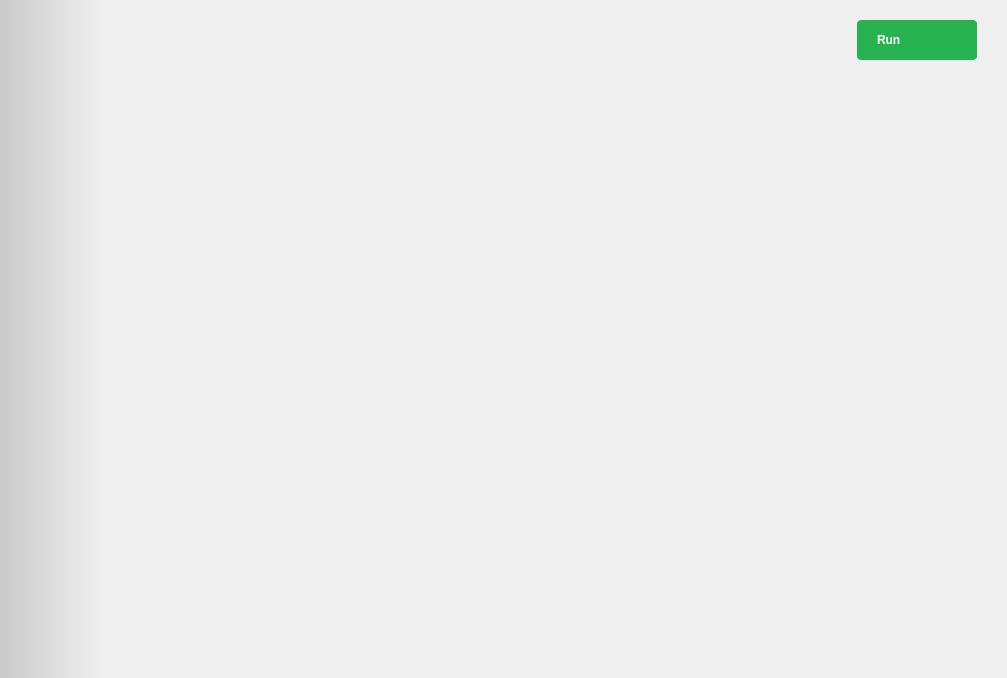
Before: the Qt Designer form ui/digitalio.ui in analogdevicesinc/scopy, drawn with Qt 5.
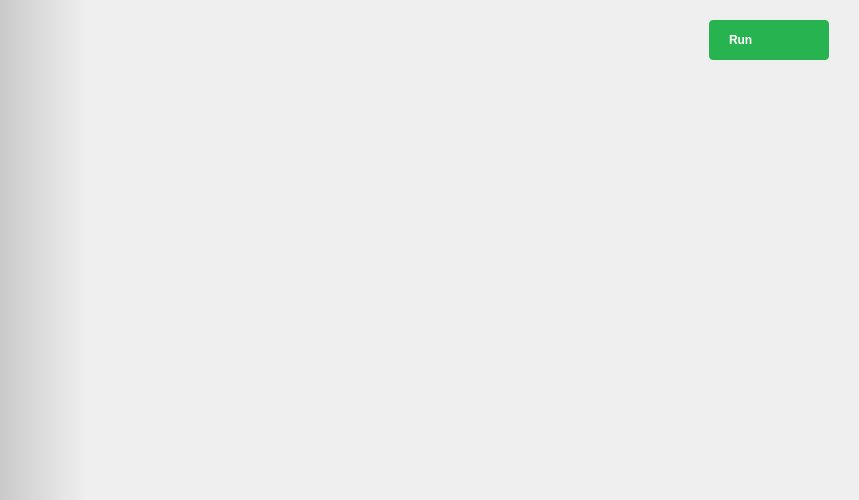
After: the same form once the commit is applied. Icons and pictures are not drawn. Custom widgets are drawn as their Qt base class.

Commit message: DigitalIO: fixed widget size when instrument is detached

```diff
--- a/ui/digitalio.ui
+++ b/ui/digitalio.ui
@@ -6,16 +6,22 @@
    <rect>
     <x>0</x>
     <y>0</y>
-    <width>1007</width>
-    <height>678</height>
+    <width>859</width>
+    <height>500</height>
    </rect>
   </property>
   <property name="sizePolicy">
-   <sizepolicy hsizetype="Preferred" vsizetype="Preferred">
+   <sizepolicy hsizetype="Preferred" vsizetype="Maximum">
     <horstretch>0</horstretch>
     <verstretch>0</verstretch>
    </sizepolicy>
   </property>
+  <property name="minimumSize">
+   <size>
+    <width>0</width>
+    <height>500</height>
+   </size>
+  </property>
   <property name="windowTitle">
    <string>Form</string>
   </property>
@@ -80,7 +86,7 @@
           <property name="sizeHint" stdset="0">
            <size>
             <width>40</width>
-            <height>20</height>
+            <height>0</height>
            </size>
           </property>
          </spacer>
@@ -141,7 +147,7 @@
           <property name="sizeHint" stdset="0">
            <size>
             <width>30</width>
-            <height>20</height>
+            <height>0</height>
            </size>
           </property>
          </spacer>
@@ -170,7 +176,7 @@
              <enum>Qt::Vertical</enum>
             </property>
             <property name="sizeType">
-             <enum>QSizePolicy::Maximum</enum>
+             <enum>QSizePolicy::Preferred</enum>
             </property>
             <property name="sizeHint" stdset="0">
              <size>
@@ -183,7 +189,7 @@
           <item>
            <widget class="QWidget" name="dioContainer" native="true">
             <property name="sizePolicy">
-             <sizepolicy hsizetype="MinimumExpanding" vsizetype="Expanding">
+             <sizepolicy hsizetype="Expanding" vsizetype="Expanding">
               <horstretch>0</horstretch>
               <verstretch>0</verstretch>
              </sizepolicy>
@@ -213,7 +219,7 @@
              <enum>Qt::Vertical</enum>
             </property>
             <property name="sizeType">
-             <enum>QSizePolicy::Maximum</enum>
+             <enum>QSizePolicy::Preferred</enum>
             </property>
             <property name="sizeHint" stdset="0">
              <size>
```
The commit also changes 1 other file.
